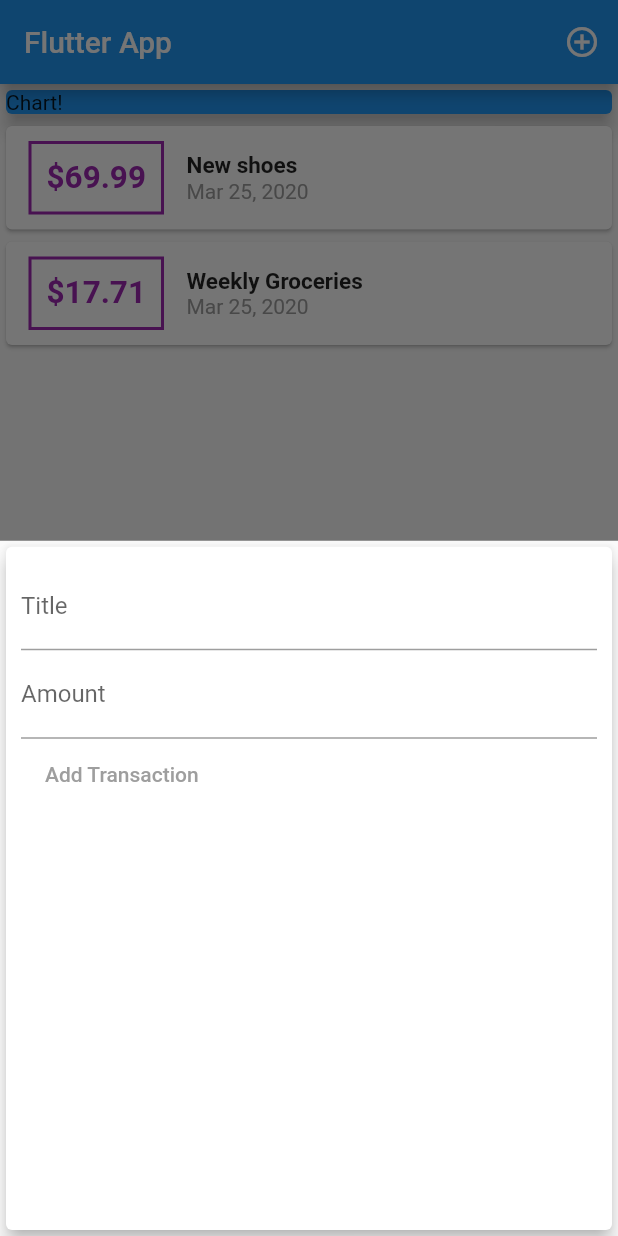
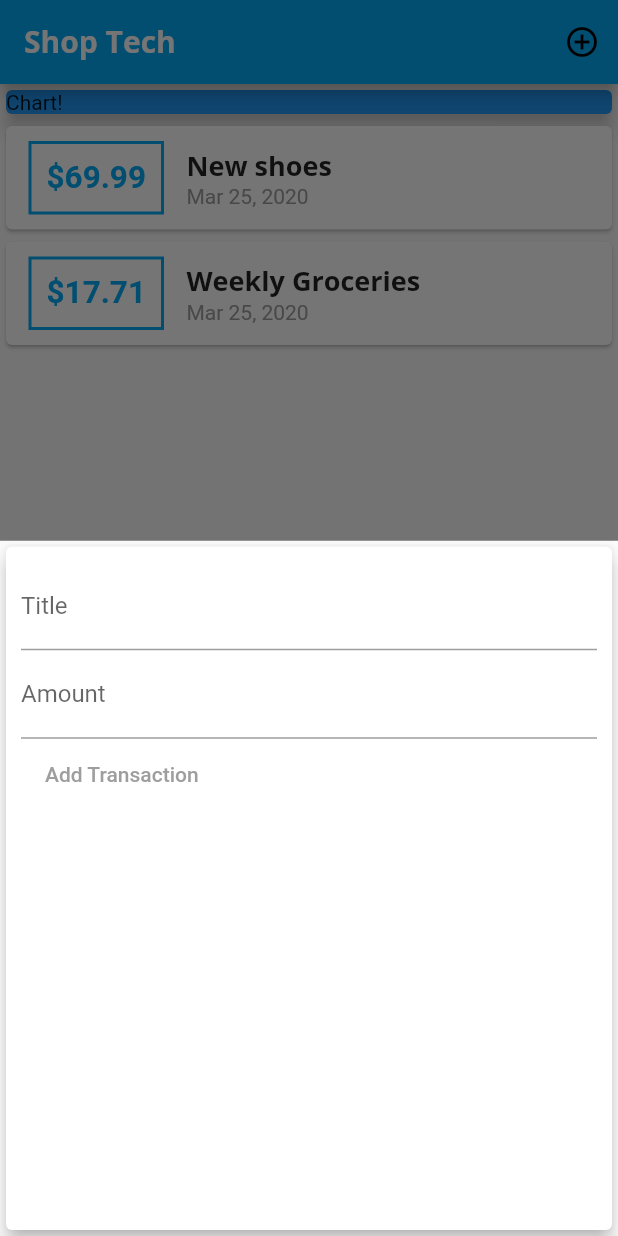
Before and after one commit to aisivan36/flutter_fooding, a Flutter app: the screen it shows after launch, after a tap on the "add circle outline" icon, on a phone screen of 412 x 824 dp. Run offline on Flutter 3.47's test engine with Material 2 defaults, Android fonts, the phone set to English and light mode, and no system bars.

Commit message:
Added a new feature and bugs to fix it later

```diff
--- a/lib/main.dart
+++ b/lib/main.dart
@@ -9,7 +9,27 @@ class MyApp extends StatelessWidget {
   @override
   Widget build(BuildContext context) {
     return MaterialApp(
-      title: 'Flutter App',
+      theme: ThemeData(
+          primarySwatch: Colors.lightBlue,
+          accentColor: Colors.amberAccent,
+          fontFamily: 'Quicksand',
+          textTheme: ThemeData.light().textTheme.copyWith(
+                title: TextStyle(
+                  fontFamily: 'OpenSans',
+                  fontWeight: FontWeight.bold,
+                  fontSize: 18,
+                ),
+              ),
+          appBarTheme: AppBarTheme(
+            textTheme: ThemeData.light().textTheme.copyWith(
+                  title: TextStyle(
+                    fontFamily: 'OpenSans',
+                    fontSize: 20,
+                    fontWeight: FontWeight.bold,
+                  ),
+                ),
+          )),
+      title: 'Shop Tech',
       home: MyHomePage(),
     );
   }
@@ -54,7 +74,11 @@ class _MyHomePageState extends State<MyHomePage> {
     showModalBottomSheet(
       context: ctx,
       builder: (_) {
-        return NewTransaction(_addNewTransaction);
+        return GestureDetector(
+          onTap: () {},
+          child: NewTransaction(_addNewTransaction),
+          behavior: HitTestBehavior.opaque,
+        );
       },
     );
   }
@@ -63,11 +87,11 @@ class _MyHomePageState extends State<MyHomePage> {
   Widget build(BuildContext context) {
     return Scaffold(
       appBar: AppBar(
-        title: Text('Flutter App'),
+        title: Text('Shop Tech'),
         actions: <Widget>[
           IconButton(
-              icon: Icon(Icons.add_circle_outline),
-              onPressed: () => _startAddNewTransaction(context),
+            icon: Icon(Icons.add_circle_outline),
+            onPressed: () => _startAddNewTransaction(context),
           ),
         ],
       ),
--- a/lib/widgets/new_transaction.dart
+++ b/lib/widgets/new_transaction.dart
@@ -1,11 +1,18 @@
 import 'package:flutter/material.dart';
 
-class NewTransaction extends StatelessWidget {
+class NewTransaction extends StatefulWidget {
   final Function addTx;
-  final titleController = TextEditingController();
-  final amountController = TextEditingController();
 
   NewTransaction(this.addTx);
+
+  @override
+  _NewTransactionState createState() => _NewTransactionState();
+}
+
+class _NewTransactionState extends State<NewTransaction> {
+  final titleController = TextEditingController();
+
+  final amountController = TextEditingController();
 
   void submitData() {
     final enteredTitle = titleController.text;
@@ -15,10 +22,12 @@ class NewTransaction extends StatelessWidget {
     return;
   }
 
-    addTx(
+    widget.addTx(
       enteredTitle,
       enteredAmount
     );
+
+    Navigator.of(context).pop();
   }
 
   @override
--- a/lib/widgets/transaction_list.dart
+++ b/lib/widgets/transaction_list.dart
@@ -23,7 +23,7 @@ class TransactionList extends StatelessWidget {
                   ),
                   decoration: BoxDecoration(
                     border: Border.all(
-                      color: Colors.purple,
+                      color: Theme.of(context).primaryColor,
                       width: 2,
                     ),
                   ),
@@ -33,7 +33,7 @@ class TransactionList extends StatelessWidget {
                     style: TextStyle(
                       fontWeight: FontWeight.bold,
                       fontSize: 21,
-                      color: Colors.purple,
+                      color: Theme.of(context).primaryColor,
                     ),
                   ),
                 ),
@@ -42,8 +42,7 @@ class TransactionList extends StatelessWidget {
                   children: <Widget>[
                     Text(
                       transactions[index].title,
-                      style:
-                          TextStyle(fontSize: 15, fontWeight: FontWeight.bold),
+                      style: Theme.of(context).textTheme.title,
                     ),
                     Text(
                       DateFormat.yMMMd().format(transactions[index].date),
```
Also changed, not shown: pubspec.yaml (+11 -6 lines), assets/fonts/OpenSans-Bold.ttf (added), assets/fonts/OpenSans-Regular.ttf (added), assets/fonts/Quicksand-Bold.ttf (added), assets/fonts/Quicksand-Light.ttf (added), assets/fonts/Quicksand-Medium.ttf (added), assets/fonts/Quicksand-Regular.ttf (added).
